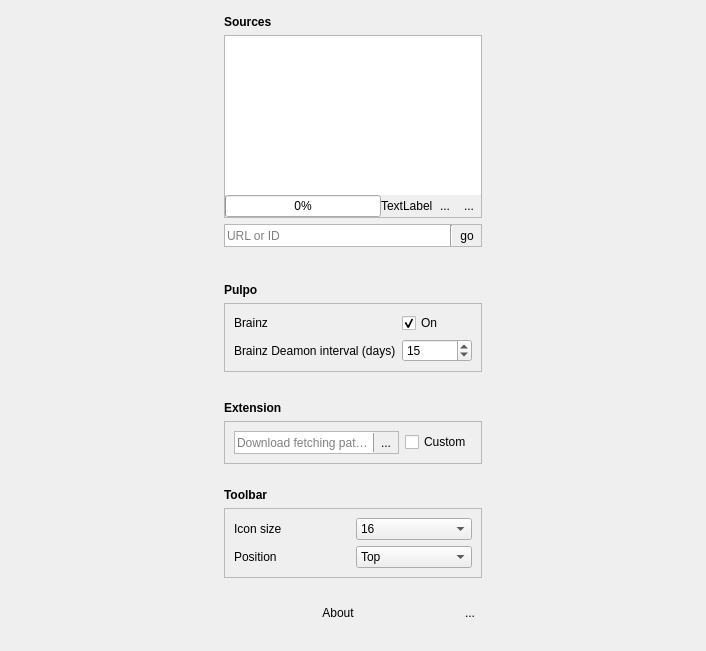
Old version of the form src/settings/settings.ui in the repository milohr/babe-qt.
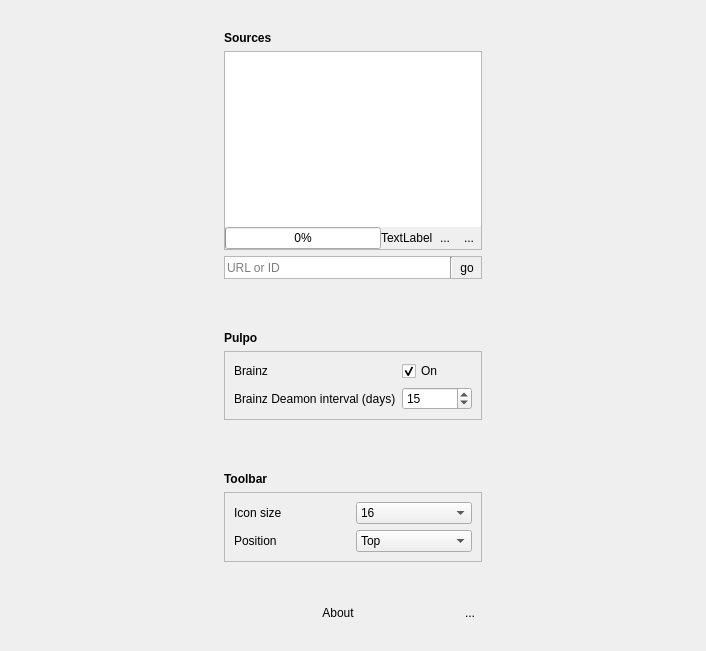
New version of the form. Icons and pictures are not drawn.

The edit to the form file:
```diff
--- a/src/settings/settings.ui
+++ b/src/settings/settings.ui
@@ -50,108 +50,7 @@
       <enum>QFrame::Plain</enum>
      </property>
      <layout class="QGridLayout" name="gridLayout_2">
-      <item row="14" column="1" colspan="3">
-       <widget class="QFrame" name="frame_6">
-        <property name="frameShape">
-         <enum>QFrame::StyledPanel</enum>
-        </property>
-        <property name="frameShadow">
-         <enum>QFrame::Raised</enum>
-        </property>
-        <layout class="QHBoxLayout" name="horizontalLayout_2">
-         <item>
-          <widget class="QFrame" name="frame_4">
-           <property name="toolTip">
-            <string>Select your default downloads folder from where the Babe'd songs from Chromium extension will be fetched...</string>
-           </property>
-           <property name="whatsThis">
-            <string>Select your default downloads folder from where the Babe'd songs from Chromium extension will be fetched.</string>
-           </property>
-           <property name="frameShape">
-            <enum>QFrame::StyledPanel</enum>
-           </property>
-           <property name="frameShadow">
-            <enum>QFrame::Raised</enum>
-           </property>
-           <layout class="QHBoxLayout" name="horizontalLayout">
-            <property name="spacing">
-             <number>0</number>
-            </property>
-            <property name="leftMargin">
-             <number>0</number>
-            </property>
-            <property name="topMargin">
-             <number>0</number>
-            </property>
-            <property name="rightMargin">
-             <number>0</number>
-            </property>
-            <property name="bottomMargin">
-             <number>0</number>
-            </property>
-            <item>
-             <widget class="QLineEdit" name="ytLineEdit">
-              <property name="sizePolicy">
-               <sizepolicy hsizetype="Expanding" vsizetype="Minimum">
-                <horstretch>0</horstretch>
-                <verstretch>0</verstretch>
-               </sizepolicy>
-              </property>
-              <property name="frame">
-               <bool>false</bool>
-              </property>
-              <property name="placeholderText">
-               <string>Download fetching path...</string>
-              </property>
-             </widget>
-            </item>
-            <item>
-             <widget class="QFrame" name="frame_5">
-              <property name="maximumSize">
-               <size>
-                <width>1</width>
-                <height>16777215</height>
-               </size>
-              </property>
-              <property name="frameShape">
-               <enum>QFrame::VLine</enum>
-              </property>
-              <property name="frameShadow">
-               <enum>QFrame::Raised</enum>
-              </property>
-             </widget>
-            </item>
-            <item>
-             <widget class="QToolButton" name="ytExtensionBtn">
-              <property name="text">
-               <string>...</string>
-              </property>
-              <property name="icon">
-               <iconset theme="folder-open">
-                <normaloff>.</normaloff>.</iconset>
-              </property>
-              <property name="autoRaise">
-               <bool>true</bool>
-              </property>
-             </widget>
-            </item>
-           </layout>
-          </widget>
-         </item>
-         <item>
-          <widget class="QCheckBox" name="checkBox">
-           <property name="toolTip">
-            <string>Select your default downloads folder from where the Babe'd songs from Chromium extension will be fetched...</string>
-           </property>
-           <property name="text">
-            <string>Custom</string>
-           </property>
-          </widget>
-         </item>
-        </layout>
-       </widget>
-      </item>
-      <item row="21" column="1" colspan="2">
+      <item row="18" column="1" colspan="2">
        <widget class="QPushButton" name="pushButton">
         <property name="sizePolicy">
          <sizepolicy hsizetype="Minimum" vsizetype="Minimum">
@@ -171,7 +70,7 @@
         </property>
        </widget>
       </item>
-      <item row="18" column="1" colspan="3">
+      <item row="15" column="1" colspan="3">
        <widget class="QFrame" name="frame_7">
         <property name="frameShape">
          <enum>QFrame::StyledPanel</enum>
@@ -344,7 +243,7 @@
         <zorder>label</zorder>
        </widget>
       </item>
-      <item row="2" column="5" rowspan="23">
+      <item row="2" column="5" rowspan="20">
        <spacer name="horizontalSpacer_2">
         <property name="orientation">
          <enum>Qt::Horizontal</enum>
@@ -357,7 +256,7 @@
         </property>
        </spacer>
       </item>
-      <item row="2" column="0" rowspan="20">
+      <item row="2" column="0" rowspan="17">
        <spacer name="horizontalSpacer">
         <property name="orientation">
          <enum>Qt::Horizontal</enum>
@@ -370,7 +269,7 @@
         </property>
        </spacer>
       </item>
-      <item row="17" column="1">
+      <item row="14" column="1">
        <widget class="QLabel" name="label_3">
         <property name="styleSheet">
          <string notr="true">font:bold;</string>
@@ -458,7 +357,7 @@
         </property>
        </widget>
       </item>
-      <item row="20" column="1" colspan="3">
+      <item row="17" column="1" colspan="3">
        <spacer name="verticalSpacer_2">
         <property name="orientation">
          <enum>Qt::Vertical</enum>
@@ -484,20 +383,7 @@
         </property>
        </spacer>
       </item>
-      <item row="10" column="1" colspan="3">
-       <spacer name="verticalSpacer_4">
-        <property name="orientation">
-         <enum>Qt::Vertical</enum>
-        </property>
-        <property name="sizeHint" stdset="0">
-         <size>
-          <width>20</width>
-          <height>40</height>
-         </size>
-        </property>
-       </spacer>
-      </item>
-      <item row="21" column="3">
+      <item row="18" column="3">
        <widget class="QToolButton" name="debugBtn">
         <property name="text">
          <string>...</string>
@@ -571,7 +457,7 @@
         </layout>
        </widget>
       </item>
-      <item row="15" column="1" colspan="3">
+      <item row="12" column="1" colspan="3">
        <spacer name="verticalSpacer_5">
         <property name="orientation">
          <enum>Qt::Vertical</enum>
@@ -597,19 +483,6 @@
         </property>
        </spacer>
       </item>
-      <item row="13" column="1">
-       <widget class="QLabel" name="label_4">
-        <property name="font">
-         <font>
-          <weight>75</weight>
-          <bold>true</bold>
-         </font>
-        </property>
-        <property name="text">
-         <string>Extension</string>
-        </property>
-       </widget>
-      </item>
      </layout>
     </widget>
    </item>
```
